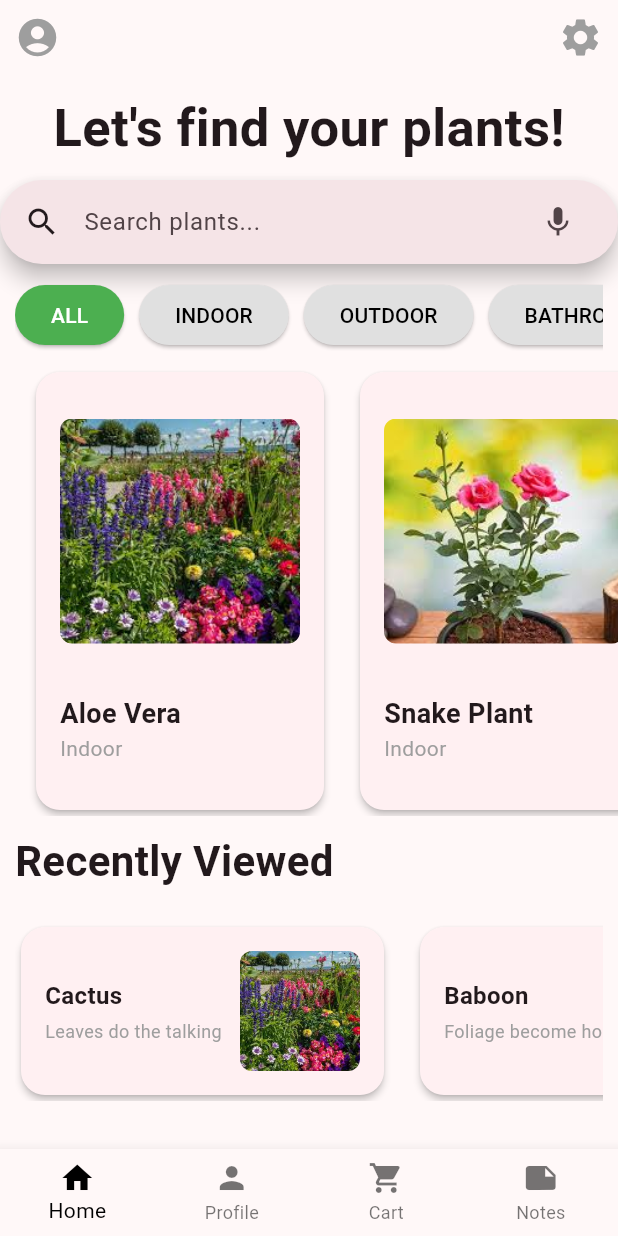
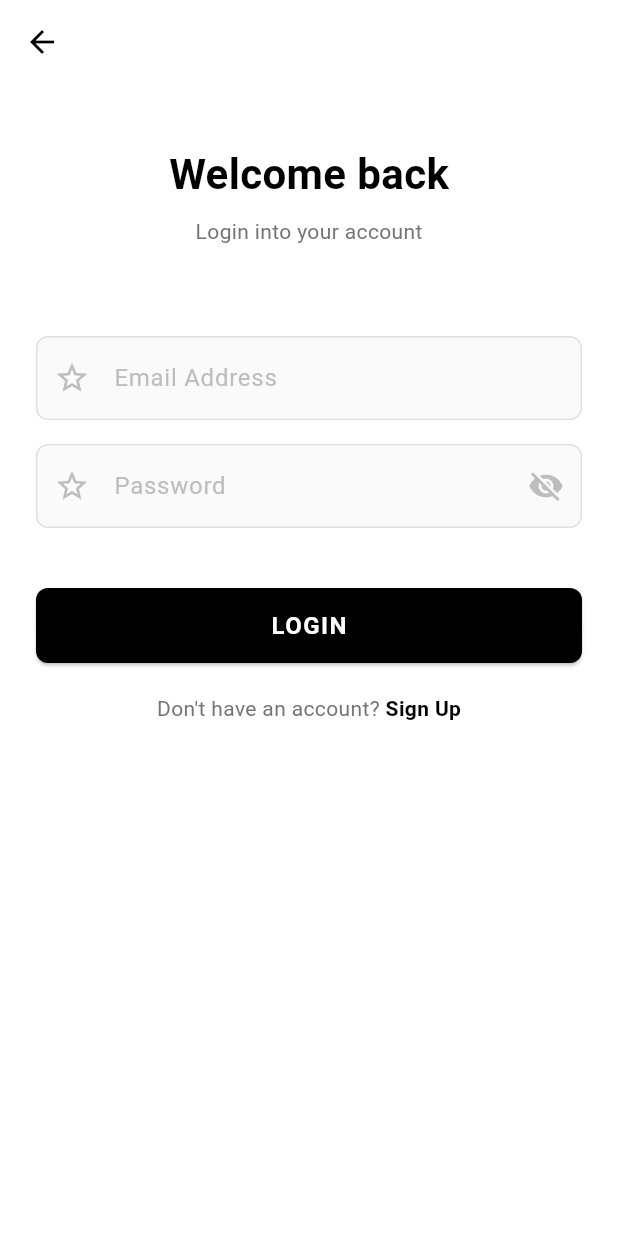
Before and after one commit to shahnawazkhan11/practice1, a Flutter app: the screen it shows after launch, on a phone screen of 412 x 824 dp. Run offline on Flutter 3.47's test engine with Material 3 defaults, Android fonts, the phone set to English and light mode, and no system bars; our stand-ins replace shared_preferences.

```diff
--- /dev/null
+++ b/lib/auth.dart
@@ -0,0 +1,36 @@
+import 'package:shared_preferences/shared_preferences.dart';
+
+class Auth {
+  static Future<bool> register(String email, String pwd) async {
+    final p = await SharedPreferences.getInstance();
+    if (p.getString('email') != null) return false;
+    await p.setString('email', email);
+    await p.setString('pwd', pwd);
+    await p.setBool('logged', true);
+    return true;
+  }
+
+  static Future<bool> login(String email, String pwd) async {
+    final p = await SharedPreferences.getInstance();
+    if (p.getString('email') == email && p.getString('pwd') == pwd) {
+      await p.setBool('logged', true);
+      return true;
+    }
+    return false;
+  }
+
+  static Future<void> logout() async {
+    final p = await SharedPreferences.getInstance();
+    await p.setBool('logged', false);
+  }
+
+  static Future<bool> isLogged() async {
+    final p = await SharedPreferences.getInstance();
+    return p.getBool('logged') ?? false;
+  }
+
+  static Future<String?> getEmail() async {
+    final p = await SharedPreferences.getInstance();
+    return p.getString('email');
+  }
+}
--- a/lib/home.dart
+++ b/lib/home.dart
@@ -1,5 +1,7 @@
 import 'package:flutter/material.dart';
 import 'data.dart';
+import 'auth.dart';
+import 'login.dart';
 
 class HomesScreen extends StatefulWidget {
   const HomesScreen({super.key});
@@ -12,7 +14,6 @@ class _HomesScreenState extends State<HomesScreen> {
   List<Plant> _allPlants = [];
   List<Plant> _filteredPlants = [];
   String _selectedCat = "ALL";
-  final List<String> _cat = ["ALL","INDOOR" , "OUTDOOR" , "BATHROOM"];
   final TextEditingController _searchController = TextEditingController();
 
   @override
@@ -141,7 +142,16 @@ class _HomesScreenState extends State<HomesScreen> {
           mainAxisAlignment: MainAxisAlignment.spaceBetween,
           children: [
             Icon(Icons.account_circle_sharp , size: 30.0, color: Colors.grey,),
-            Icon(Icons.settings , size: 30.0, color: Colors.grey,)
+            IconButton(
+              icon: Icon(Icons.logout, size: 30.0, color: Colors.grey),
+              onPressed: () async {
+                await Auth.logout();
+                Navigator.pushReplacement(
+                  context,
+                  MaterialPageRoute(builder: (_) => Login()),
+                );
+              },
+            ),
 
           ],
 
--- /dev/null
+++ b/lib/login.dart
@@ -0,0 +1,222 @@
+import 'package:flutter/material.dart';
+import 'auth.dart';
+import 'home.dart';
+import 'register.dart';
+
+class Login extends StatefulWidget {
+  @override
+  State<Login> createState() => _LoginState();
+}
+
+class _LoginState extends State<Login> {
+  final _formKey = GlobalKey<FormState>();
+  final _email = TextEditingController();
+  final _pwd = TextEditingController();
+  bool _obscurePassword = true;
+
+  void _login() async {
+    if (_formKey.currentState!.validate()) {
+      if (await Auth.login(_email.text.trim(), _pwd.text)) {
+        Navigator.pushReplacement(
+          context,
+          MaterialPageRoute(builder: (_) => const HomesScreen()),
+        );
+      } else {
+        ScaffoldMessenger.of(context).showSnackBar(
+          SnackBar(
+            content: Text('Invalid email or password'),
+            backgroundColor: Colors.red,
+          ),
+        );
+      }
+    }
+  }
+
+  @override
+  void dispose() {
+    _email.dispose();
+    _pwd.dispose();
+    super.dispose();
+  }
+
+  @override
+  Widget build(BuildContext context) {
+    return Scaffold(
+      backgroundColor: Colors.white,
+      appBar: AppBar(
+        backgroundColor: Colors.white,
+        elevation: 0,
+        leading: IconButton(
+          icon: Icon(Icons.arrow_back, color: Colors.black),
+          onPressed: () => Navigator.pop(context),
+        ),
+      ),
+      body: SafeArea(
+        child: SingleChildScrollView(
+          padding: EdgeInsets.symmetric(horizontal: 24),
+          child: Form(
+            key: _formKey,
+            child: Column(
+              crossAxisAlignment: CrossAxisAlignment.center,
+              children: [
+                SizedBox(height: 40),
+
+                // Welcome back text
+                Text(
+                  'Welcome back',
+                  style: TextStyle(
+                    fontSize: 28,
+                    fontWeight: FontWeight.bold,
+                    color: Colors.black,
+                  ),
+                ),
+                SizedBox(height: 8),
+                Text(
+                  'Login into your account',
+                  style: TextStyle(
+                    fontSize: 14,
+                    color: Colors.grey[600],
+                  ),
+                ),
+
+                SizedBox(height: 60),
+
+                // Email Address field
+                TextFormField(
+                  controller: _email,
+                  keyboardType: TextInputType.emailAddress,
+                  decoration: InputDecoration(
+                    hintText: 'Email Address',
+                    hintStyle: TextStyle(color: Colors.grey[400]),
+                    prefixIcon: Icon(Icons.star_border, color: Colors.grey[400]),
+                    filled: true,
+                    fillColor: Colors.grey[50],
+                    border: OutlineInputBorder(
+                      borderRadius: BorderRadius.circular(8),
+                      borderSide: BorderSide(color: Colors.grey[300]!),
+                    ),
+                    enabledBorder: OutlineInputBorder(
+                      borderRadius: BorderRadius.circular(8),
+                      borderSide: BorderSide(color: Colors.grey[300]!),
+                    ),
+                    focusedBorder: OutlineInputBorder(
+                      borderRadius: BorderRadius.circular(8),
+                      borderSide: BorderSide(color: Colors.black, width: 1.5),
+                    ),
+                  ),
+                  validator: (value) {
+                    if (value == null || value.trim().isEmpty) {
+                      return 'Email is required';
+                    }
+                    if (!value.contains('@') || !value.contains('.')) {
+                      return 'Please enter a valid email';
+                    }
+                    return null;
+                  },
+                ),
+
+                SizedBox(height: 16),
+
+                // Password field
+                TextFormField(
+                  controller: _pwd,
+                  obscureText: _obscurePassword,
+                  decoration: InputDecoration(
+                    hintText: 'Password',
+                    hintStyle: TextStyle(color: Colors.grey[400]),
+                    prefixIcon: Icon(Icons.star_border, color: Colors.grey[400]),
+                    suffixIcon: IconButton(
+                      icon: Icon(
+                        _obscurePassword ? Icons.visibility_off : Icons.visibility,
+                        color: Colors.grey[400],
+                      ),
+                      onPressed: () {
+                        setState(() {
+                          _obscurePassword = !_obscurePassword;
+                        });
+                      },
+                    ),
+                    filled: true,
+                    fillColor: Colors.grey[50],
+                    border: OutlineInputBorder(
+                      borderRadius: BorderRadius.circular(8),
+                      borderSide: BorderSide(color: Colors.grey[300]!),
+                    ),
+                    enabledBorder: OutlineInputBorder(
+                      borderRadius: BorderRadius.circular(8),
+                      borderSide: BorderSide(color: Colors.grey[300]!),
+                    ),
+                    focusedBorder: OutlineInputBorder(
+                      borderRadius: BorderRadius.circular(8),
+                      borderSide: BorderSide(color: Colors.black, width: 1.5),
+                    ),
+                  ),
+                  validator: (value) {
+                    if (value == null || value.isEmpty) {
+                      return 'Password is required';
+                    }
+                    return null;
+                  },
+                ),
+
+                SizedBox(height: 40),
+
+                // Login button
+                SizedBox(
+                  width: double.infinity,
+                  height: 50,
+                  child: ElevatedButton(
+                    onPressed: _login,
+                    style: ElevatedButton.styleFrom(
+                      backgroundColor: Colors.black,
+                      shape: RoundedRectangleBorder(
+                        borderRadius: BorderRadius.circular(8),
+                      ),
+                    ),
+                    child: Text(
+                      'LOGIN',
+                      style: TextStyle(
+                        color: Colors.white,
+                        fontSize: 16,
+                        fontWeight: FontWeight.bold,
+                        letterSpacing: 1,
+                      ),
+                    ),
+                  ),
+                ),
+
+                SizedBox(height: 20),
+
+                // Sign up link
+                Row(
+                  mainAxisAlignment: MainAxisAlignment.center,
+                  children: [
+                    Text(
+                      "Don't have an account? ",
+                      style: TextStyle(color: Colors.grey[600]),
+                    ),
+                    GestureDetector(
+                      onTap: () {
+                        Navigator.pushReplacement(
+                          context,
+                          MaterialPageRoute(builder: (_) => Register()),
+                        );
+                      },
+                      child: Text(
+                        'Sign Up',
+                        style: TextStyle(
+                          color: Colors.black,
+                          fontWeight: FontWeight.bold,
+                        ),
+                      ),
+                    ),
+                  ],
+                ),
+              ],
+            ),
+          ),
+        ),
+      ),
+    );
+  }
+}
--- a/lib/main.dart
+++ b/lib/main.dart
@@ -1,4 +1,6 @@
 import 'package:flutter/material.dart';
+import 'auth.dart';
+import 'login.dart';
 import 'home.dart';
 
 void main() {
@@ -17,9 +19,21 @@ class MyApp extends StatelessWidget {
         useMaterial3: true,
         colorScheme: ColorScheme.fromSeed(seedColor: const Color.fromARGB(255, 0, 0, 0)),
         scaffoldBackgroundColor: Colors.greenAccent[50],
-
       ),
-      home: const HomesScreen(),
+      home: FutureBuilder<bool>(
+        future: Auth.isLogged(),
+        builder: (context, snapshot) {
+          if (snapshot.connectionState == ConnectionState.waiting) {
+            return const Scaffold(
+              body: Center(child: CircularProgressIndicator()),
+            );
+          }
+          if (snapshot.data == true) {
+            return const HomesScreen();
+          }
+          return Login();
+        },
+      ),
     );
   }
 }
--- a/pubspec.yaml
+++ b/pubspec.yaml
@@ -34,6 +34,7 @@ dependencies:
   # The following adds the Cupertino Icons font to your application.
   # Use with the CupertinoIcons class for iOS style icons.
   cupertino_icons: ^1.0.8
+  shared_preferences: ^2.2.2
 
 dev_dependencies:
   flutter_test:
```
Also changed, not shown: lib/register.dart (added, +343 -0 lines), pubspec.lock, 1 other file.
